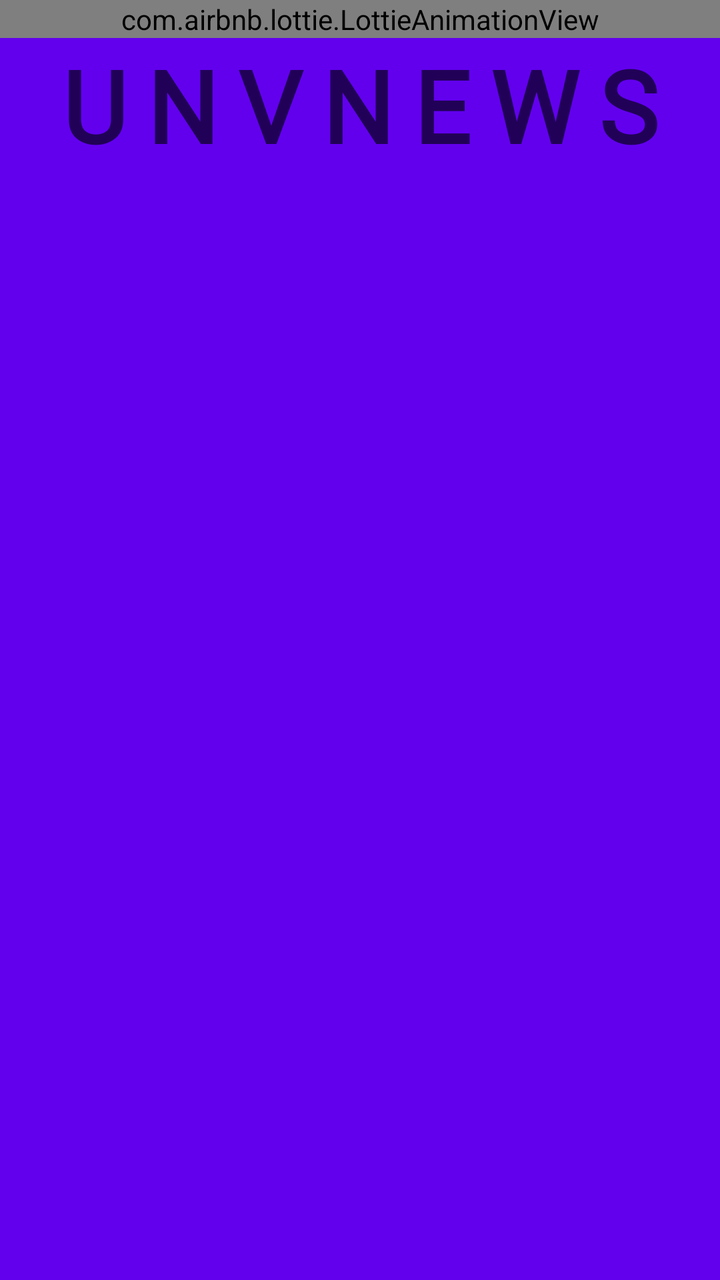
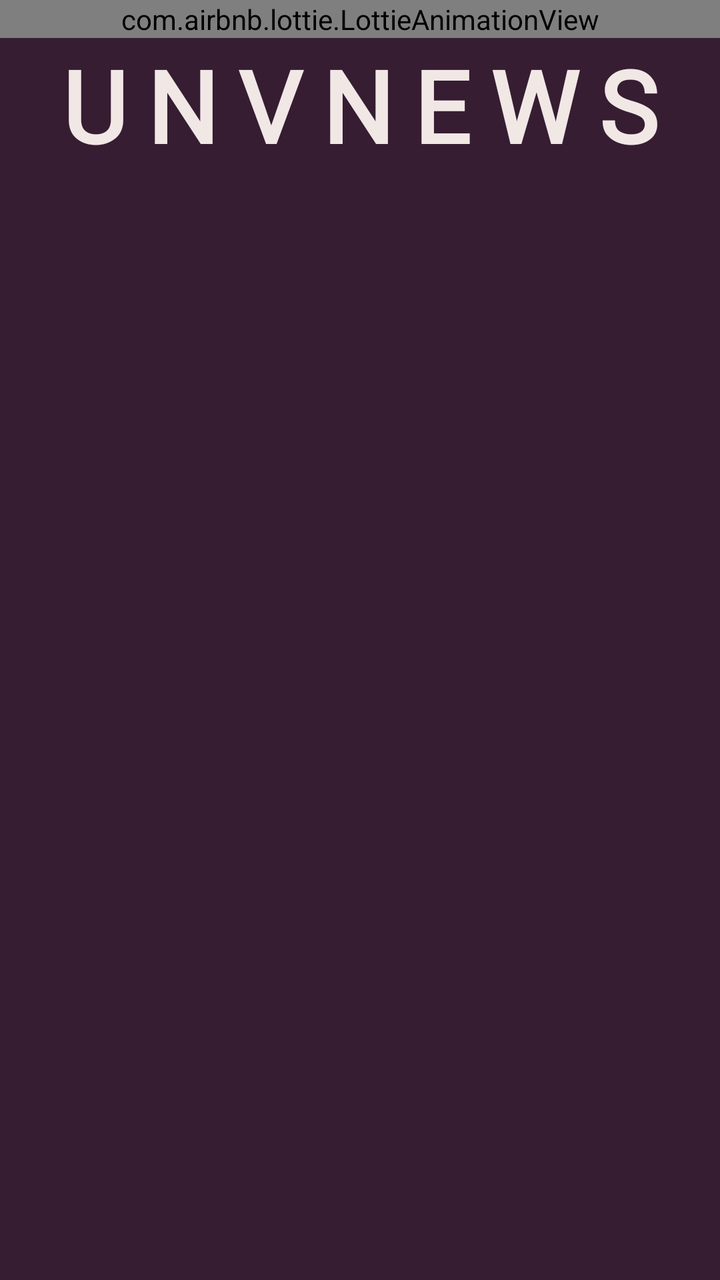

An Android layout rendered at two revisions. The XML below is the earlier revision; the diff shows what the commit changed to produce the second picture.
<!-- AndroidManifest.xml: application theme AppTheme -->
<!-- res/layout/splash_screen.xml -->
<?xml version="1.0" encoding="utf-8"?>
<RelativeLayout xmlns:android="http://schemas.android.com/apk/res/android"
    xmlns:app="http://schemas.android.com/apk/res-auto"
    android:layout_width="match_parent"
    android:layout_height="match_parent"
    android:background="@color/colorPrimary">

    <com.airbnb.lottie.LottieAnimationView
        android:id="@+id/splash_animation"
        android:layout_width="match_parent"
        android:layout_height="wrap_content"
        app:lottie_autoPlay="true"
        app:lottie_loop="true"
        app:lottie_rawRes="@raw/splash_animation" />
    <TextView
        android:layout_width="wrap_content"
        android:layout_height="wrap_content"
        android:layout_below="@+id/splash_animation"
        android:textColor="#210157"
        android:text="UNVNEWS"
        android:letterSpacing="0.2"
        android:textStyle="bold"
        android:fontFamily="@font/neuterous"
        android:layout_centerHorizontal="true"
        android:textSize="50sp"/>
</RelativeLayout>
<!-- resources referenced by this layout -->
<resources>
  <color name="colorPrimary">#6200EE</color>
  <style name="AppTheme" parent="Theme.AppCompat.Light.NoActionBar">
          
          <item name="colorPrimary">#6200EE</item>
          <item name="colorPrimaryDark">#3700B3</item>
          <item name="colorAccent">@color/colorAccent</item>
      </style>
  <color name="colorAccent">#03DAC5</color>
</resources>

<!-- the commit's change to res/layout/splash_screen.xml (unified diff, before → after) -->
@@ -3,7 +3,7 @@
     xmlns:app="http://schemas.android.com/apk/res-auto"
     android:layout_width="match_parent"
     android:layout_height="match_parent"
-    android:background="@color/colorPrimary">
+    android:background="@color/lightBgColor">
 
     <com.airbnb.lottie.LottieAnimationView
         android:id="@+id/splash_animation"
@@ -16,7 +16,7 @@
         android:layout_width="wrap_content"
         android:layout_height="wrap_content"
         android:layout_below="@+id/splash_animation"
-        android:textColor="#210157"
+        android:textColor="@color/textColorDark"
         android:text="UNVNEWS"
         android:letterSpacing="0.2"
         android:textStyle="bold"
<!-- resource entries referenced after the edit -->
@@ -1,10 +1,12 @@
 <!-- resources referenced by this layout -->
 <resources>
-  <color name="colorPrimary">#6200EE</color>
+  <color name="lightBgColor">#361d32</color>
+  <color name="textColorDark">#f1e8e6</color>
+  <color name="colorPrimary">#361d32</color>
   <style name="AppTheme" parent="Theme.AppCompat.Light.NoActionBar">
           
-          <item name="colorPrimary">#6200EE</item>
-          <item name="colorPrimaryDark">#3700B3</item>
+          <item name="colorPrimary">@color/colorPrimary</item>
+          <item name="colorPrimaryDark">@color/colorPrimary</item>
           <item name="colorAccent">@color/colorAccent</item>
       </style>
   <color name="colorAccent">#03DAC5</color>
